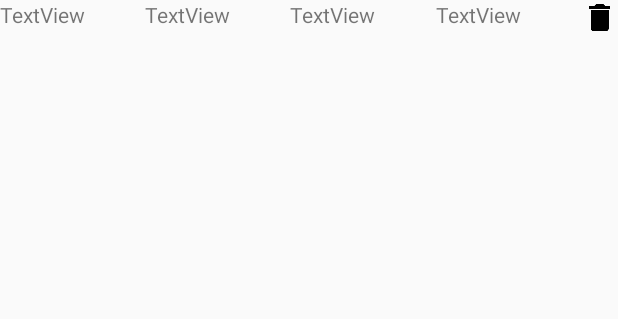
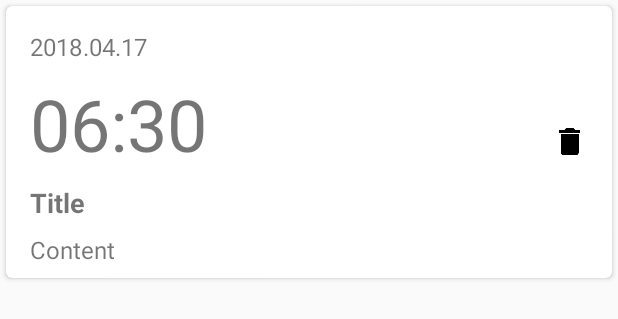
Before and after one commit to fy0715eien/floating-widget-android, an Android app: the layout item_alarm.xml on its own in the app's theme, with its tools: preview values and no code run, on a phone screen of 412 x 824 dp. Shown: the top 319 px of the screen. Run offline under Robolectric (Android 15) with nearby library versions, the phone set to English and light mode, and no system bars.

Commit message:
修改闹钟布局

```diff
--- a/app/src/main/res/layout/item_alarm.xml
+++ b/app/src/main/res/layout/item_alarm.xml
@@ -1,5 +1,15 @@
 <?xml version="1.0" encoding="utf-8"?>
-<LinearLayout xmlns:android="http://schemas.android.com/apk/res/android"
+<android.support.v7.widget.CardView xmlns:android="http://schemas.android.com/apk/res/android"
+    xmlns:app="http://schemas.android.com/apk/res-auto"
+    android:layout_width="match_parent"
+    android:layout_height="wrap_content"
+    android:layout_marginBottom="4dp"
+    android:layout_marginEnd="4dp"
+    android:layout_marginStart="4dp"
+    android:layout_marginTop="4dp"
+    app:cardCornerRadius="4dp">
+
+    <android.support.constraint.ConstraintLayout
         android:layout_width="match_parent"
         android:layout_height="wrap_content">
 
@@ -7,33 +17,61 @@
             android:id="@+id/alarm_date"
             android:layout_width="wrap_content"
             android:layout_height="wrap_content"
-        android:layout_weight="1"
-        android:text="TextView" />
+            android:layout_marginStart="16dp"
+            android:layout_marginTop="16dp"
+            android:text="2018.04.17"
+            android:textSize="16sp"
+            app:layout_constraintStart_toStartOf="parent"
+            app:layout_constraintTop_toTopOf="parent" />
 
         <TextView
             android:id="@+id/alarm_time"
             android:layout_width="wrap_content"
             android:layout_height="wrap_content"
-        android:layout_weight="1"
-        android:text="TextView" />
+
+            android:layout_marginStart="16dp"
+            android:layout_marginTop="8dp"
+            android:text="06:30"
+            android:textSize="48dp"
+            app:layout_constraintStart_toStartOf="parent"
+            app:layout_constraintTop_toBottomOf="@+id/alarm_date" />
 
         <TextView
             android:id="@+id/alarm_title"
             android:layout_width="wrap_content"
             android:layout_height="wrap_content"
-        android:layout_weight="1"
-        android:text="TextView" />
+            android:layout_marginStart="16dp"
+            android:layout_marginTop="8dp"
+            android:text="Title"
+            android:textSize="18sp"
+            android:textStyle="bold"
+            app:layout_constraintStart_toStartOf="parent"
+            app:layout_constraintTop_toBottomOf="@+id/alarm_time" />
 
         <TextView
             android:id="@+id/alarm_content"
             android:layout_width="wrap_content"
             android:layout_height="wrap_content"
-        android:layout_weight="1"
-        android:text="TextView" />
+            android:layout_marginBottom="8dp"
+            android:layout_marginStart="16dp"
+            android:layout_marginTop="8dp"
+            android:text="Content"
+            android:textSize="16sp"
+            app:layout_constraintBottom_toBottomOf="parent"
+            app:layout_constraintStart_toStartOf="parent"
+            app:layout_constraintTop_toBottomOf="@+id/alarm_title" />
 
         <ImageView
             android:id="@+id/delete"
             android:layout_width="wrap_content"
             android:layout_height="wrap_content"
-        android:src="@drawable/ic_delete_black_24dp" />
-</LinearLayout>
+            android:layout_marginBottom="8dp"
+            android:layout_marginEnd="16dp"
+            android:layout_marginTop="8dp"
+            android:src="@drawable/ic_delete_black_24dp"
+            app:layout_constraintBottom_toBottomOf="parent"
+            app:layout_constraintEnd_toEndOf="parent"
+            app:layout_constraintTop_toTopOf="parent" />
+
+    </android.support.constraint.ConstraintLayout>
+</android.support.v7.widget.CardView>
```
Also changed, not shown: app/build.gradle (+6 -6 lines), app/src/main/java/com/example/fy071/floatingwidget/component/activity/AlarmActivity.java (+8 -1 lines), app/src/main/java/com/example/fy071/floatingwidget/component/database/Alarm.java (+41 -29 lines). Lines whose indentation alone changed are shown as unchanged.
